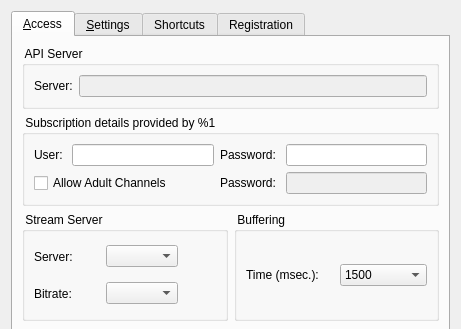
Qt form branches/kartina.tv/forms/csettingsdlg.ui (code-google-com/vlc-record) before a commit; both pictures show x 0 to 461 and y 0 to 329 of the 461 by 524 pixel window.
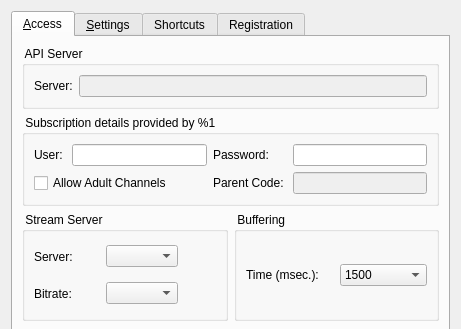
The same form after that commit. Icons and pictures are not drawn. Custom widgets are drawn as their Qt base class.

The edit to the form file:
```diff
--- a/branches/kartina.tv/forms/csettingsdlg.ui
+++ b/branches/kartina.tv/forms/csettingsdlg.ui
@@ -90,7 +90,7 @@
           <item row="1" column="2">
            <widget class="QLabel" name="label_14">
             <property name="text">
-             <string>Password: </string>
+             <string>Parent Code: </string>
             </property>
            </widget>
           </item>
```
